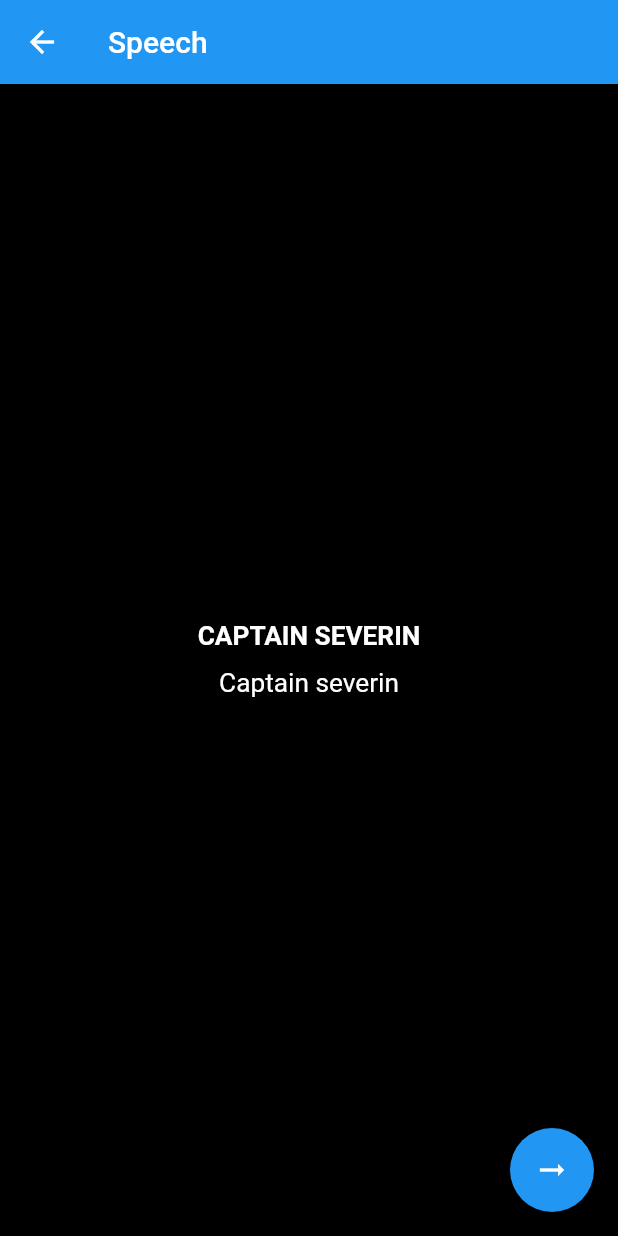
After one commit to ostandsouza/gestureAutomate, a Flutter app: the Speech screen opened by its route, after a tap on the "arrow right alt" icon, on a phone screen of 412 x 824 dp. The commit adds this screen. Run offline on Flutter 3.47's test engine with Material 2 defaults, Android fonts, the phone set to English and light mode, and no system bars; our stand-ins replace audioplayers, carousel_slider, flutter_platform_widgets, focused_menu, font_awesome_flutter, webview_flutter; missing offline and left inert: flutter_driver, razorpay_flutter, wavenet.

Commit message:
android begug build generated

```diff
--- a/lib/landing.dart
+++ b/lib/landing.dart
@@ -2,11 +2,13 @@ import 'package:flutter/material.dart';
 import 'package:gesture_automate/carousel.dart';
 import 'package:gesture_automate/doubletap.dart';
 import 'package:gesture_automate/drag.dart';
+import 'package:gesture_automate/flutterWrapper.dart';
 import 'package:gesture_automate/longpress.dart';
 import 'package:gesture_automate/scroll.dart';
 import 'package:gesture_automate/shared/Clipper.dart';
 import 'package:gesture_automate/singlecell.dart';
 import 'package:gesture_automate/slider.dart';
+import 'package:gesture_automate/speech.dart';
 import 'package:gesture_automate/swipe.dart';
 import 'package:gesture_automate/tap.dart';
 import 'package:gesture_automate/timer.dart';
@@ -73,6 +75,14 @@ class Landing extends StatelessWidget {
     {
       "text": "Hybrid",
       "image": "assets/hybrid.png",
+    },
+    {
+      "text": "Wrapper",
+      "image": "assets/wrapper.png",
+    },
+    {
+      "text": "Speech",
+      "image": "assets/speech.png",
     },
     {
       "text": "",
@@ -177,5 +187,10 @@ class Landing extends StatelessWidget {
       Navigator.push(ctx, MaterialPageRoute(builder: (context) => Webview()));
     else if (text.contains("Timer"))
       Navigator.push(ctx, MaterialPageRoute(builder: (context) => Alarm()));
+    else if (text.contains("Wrapper"))
+      Navigator.push(
+          ctx, MaterialPageRoute(builder: (context) => MyHomePage()));
+    else if (text.contains("Speech"))
+      Navigator.push(ctx, MaterialPageRoute(builder: (context) => Speech()));
   }
 }
--- a/lib/shared/AppRouter.dart
+++ b/lib/shared/AppRouter.dart
@@ -13,7 +13,9 @@ import 'package:gesture_automate/webviewEN.dart';
 import 'package:gesture_automate/wheelpicker.dart';
 import 'package:gesture_automate/zoom.dart';
 
+import '../flutterWrapper.dart';
 import '../landing.dart';
+import '../speech.dart';
 import '../timer.dart';
 
 class AppRouter {
@@ -79,6 +81,14 @@ class AppRouter {
         return MaterialPageRoute(
           builder: (context) => Alarm(),
         );
+      case '/wrapper':
+        return MaterialPageRoute(
+          builder: (context) => MyHomePage(),
+        );
+      case '/speech':
+        return MaterialPageRoute(
+          builder: (context) => Speech(),
+        );
       default:
         return _errorRoute();
     }
--- /dev/null
+++ b/lib/speech.dart
@@ -0,0 +1,135 @@
+import 'package:flutter/material.dart';
+import 'dart:io';
+import 'package:audioplayers/audioplayers.dart';
+import 'package:flutter/foundation.dart';
+import 'package:wavenet/wavenet.dart';
+
+class Speech extends StatefulWidget {
+  Speech({Key key, this.title}) : super(key: key);
+
+  final String title;
+
+  @override
+  _SpeechState createState() => new _SpeechState();
+}
+
+class _SpeechState extends State<Speech> {
+  final textConstructor = "Captain severin";
+  final TextToSpeechService _service =
+      TextToSpeechService("AIzaSyA1h7D3WEoCiAnqrN0BWX2mkyFcC1rO3tM");
+  final audioPlayer = AudioPlayer();
+
+  /// https://cloud.google.com/text-to-speech/docs/voices
+
+  getAudioPlayer(file) {
+    audioPlayer.play(DeviceFileSource(file));
+  }
+
+  _playDemo() async {
+    setState(() {
+      if (textConstructor != true) {
+        textConstructor;
+      } else {
+        textConstructor;
+      }
+    });
+    if (kDebugMode) {
+      print(textConstructor);
+    }
+    switch (textConstructor) {
+      case "Admiral Venesca Catallia":
+        File file = await _service.textToSpeech(
+          text: textConstructor.toString(),
+          voiceName: "en-US-Wavenet-C",
+          languageCode: "en-EN",
+          pitch: -2,
+          speakingRate: 1.25,
+          audioEncoding: "LINEAR16",
+        );
+
+        getAudioPlayer(file.path);
+        break;
+      case "Major Razim":
+        File file = await _service.textToSpeech(
+          text: textConstructor.toString(),
+          voiceName: "en-AU-Wavenet-D",
+          languageCode: "en-AU",
+          audioEncoding: "LINEAR16",
+        );
+        getAudioPlayer(file.path);
+        break;
+      case "Captain severin":
+        File file = await _service.textToSpeech(
+          text: textConstructor.toString(),
+          voiceName: "en-US-Wavenet-J",
+          languageCode: "en-EN",
+          pitch: 10,
+          speakingRate: 1.4,
+          audioEncoding: "ALAW",
+        );
+
+        getAudioPlayer(file.path);
+        break;
+      case "Commodore Trevaux":
+        File file = await _service.textToSpeech(
+          text: textConstructor.toString(),
+          voiceName: "en-GB-Wavenet-D",
+          languageCode: "en-GB",
+          audioEncoding: "LINEAR16",
+          pitch: -7,
+          speakingRate: 1.2,
+        );
+
+        getAudioPlayer(file.path);
+        break;
+      default:
+        File file = await _service.textToSpeech(
+          text: textConstructor.toString(),
+          voiceName: "en-AU-Wavenet-D",
+          languageCode: "en-AU",
+          audioEncoding: "MP3",
+          pitch: -7,
+        );
+
+        getAudioPlayer(file.path);
+    }
+  }
+
+  @override
+  Widget build(BuildContext context) {
+    return Scaffold(
+      appBar: AppBar(
+          title: Text("Speech"),
+        ),
+      backgroundColor: Colors.black,
+      body: Center(
+        child: Column(
+          mainAxisAlignment: MainAxisAlignment.center,
+          crossAxisAlignment: CrossAxisAlignment.center,
+          children: <Widget>[
+            Text(
+              textConstructor.toUpperCase(),
+              style: const TextStyle(
+                  fontSize: 17.5,
+                  color: Colors.white,
+                  fontWeight: FontWeight.bold),
+            ),
+            const SizedBox(height: 10),
+            Text(
+              textConstructor,
+              style: const TextStyle(
+                fontSize: 17.5,
+                color: Colors.white,
+              ),
+            ),
+          ],
+        ),
+      ),
+      floatingActionButton: FloatingActionButton(
+        onPressed: _playDemo,
+        tooltip: 'Play Demo',
+        child: const Icon(Icons.arrow_right_alt_outlined),
+      ),
+    );
+  }
+}
--- a/pubspec.yaml
+++ b/pubspec.yaml
@@ -34,9 +34,15 @@ dependencies:
   carousel_slider: ^3.0.0
   flutter_platform_widgets: ^1.2.0
   webview_flutter: ^2.0.4
+  razorpay_flutter: ^1.2.3
+  wavenet: ^2.0.5
+  audioplayers: ^1.0.1
 
 dev_dependencies:
+  test: any
   flutter_test:
+    sdk: flutter
+  flutter_driver:
     sdk: flutter
 
 # For information on the generic Dart part of this file, see the
```
Also changed, not shown: lib/flutterWrapper.dart (added, +153 -0 lines), lib/main.dart (+9 -8 lines), assets/speech.png (added), assets/wrapper.png (added), pubspec.lock, 7 other files.
